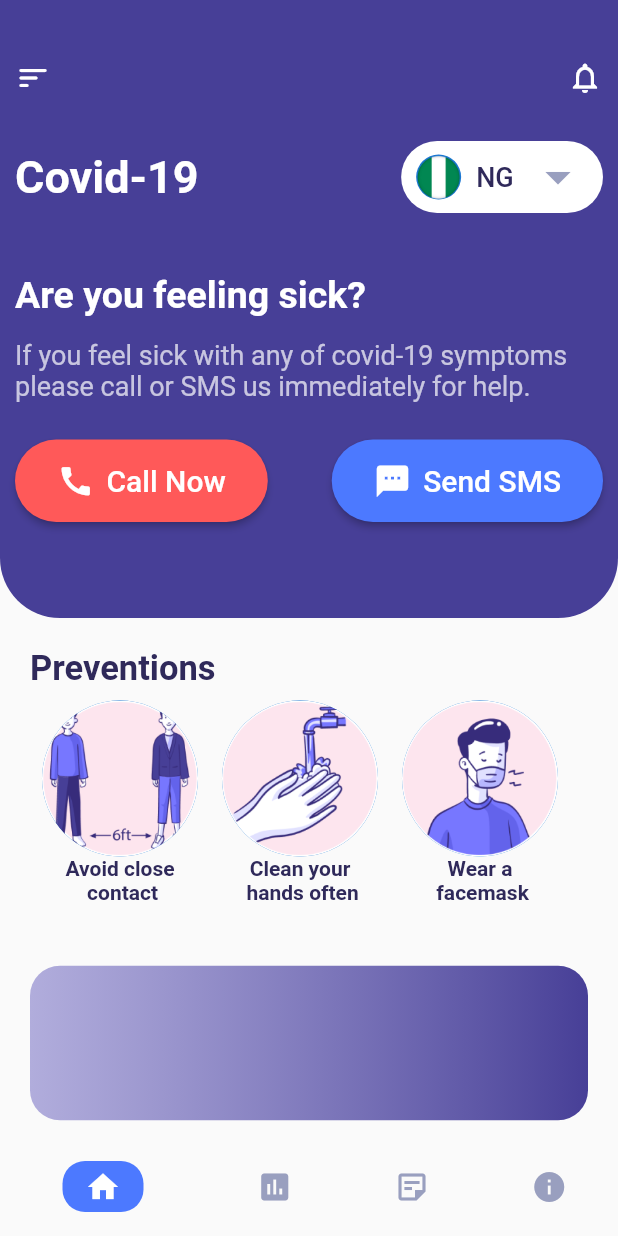
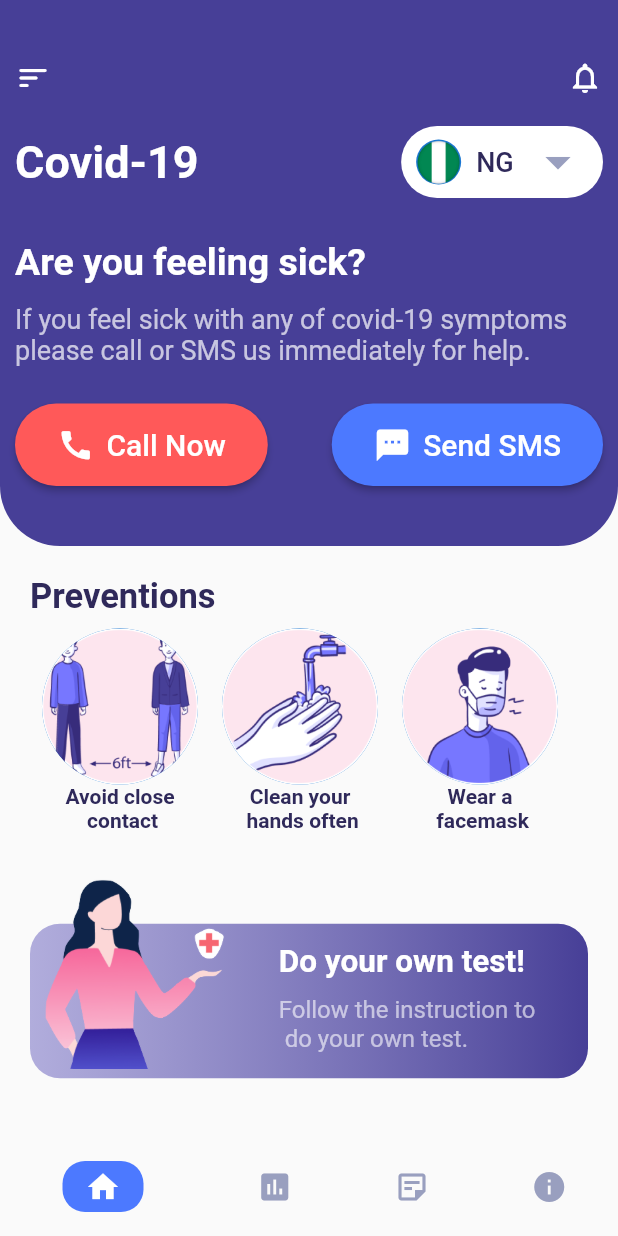
Before and after one commit to Atuoha/covid-19-ui, a Flutter app: the screen it shows after launch, on a phone screen of 412 x 824 dp. Run offline on Flutter 3.47's test engine with Material 2 defaults, Android fonts, the phone set to English and light mode, and no system bars.

Commit message:
done with home page

```diff
--- /dev/null
+++ b/lib/components/top_info.dart
@@ -0,0 +1,148 @@
+import 'package:flutter/foundation.dart';
+import 'package:flutter/material.dart';
+import '../constants/colors.dart';
+import 'country_dropdown.dart';
+
+class TopInfo extends StatelessWidget {
+  const TopInfo({Key? key}) : super(key: key);
+
+  Widget kElevatedButton(
+    IconData icon,
+    Function action,
+    Color color,
+    String title,
+  ) {
+    return ElevatedButton.icon(
+      style: ElevatedButton.styleFrom(
+        padding: const EdgeInsets.symmetric(
+          vertical: 15,
+          horizontal: 28,
+        ),
+        primary: color,
+        shape: RoundedRectangleBorder(
+          borderRadius: BorderRadius.circular(35),
+        ),
+      ),
+      label: Text(
+        title,
+        style: const TextStyle(
+          color: Colors.white,
+          fontSize: 20,
+        ),
+      ),
+      onPressed: () => action(),
+      icon: Icon(
+        icon,
+        color: Colors.white,
+        size: 25,
+      ),
+    );
+  }
+
+  void _callNow() {
+    if (kDebugMode) {
+      print('Call Now');
+    }
+  }
+
+  void _sendSMS() {
+    if (kDebugMode) {
+      print('Send SMS');
+    }
+  }
+
+  @override
+  Widget build(BuildContext context) {
+    return Container(
+      // margin:EdgeInsets
+      // height: size.height/2,
+      decoration: const BoxDecoration(
+        borderRadius: BorderRadius.only(
+          bottomLeft: Radius.circular(40),
+          bottomRight: Radius.circular(40),
+        ),
+        color: primaryColor,
+      ),
+      child: Padding(
+        padding: const EdgeInsets.symmetric(
+          horizontal: 10.0,
+          vertical: 40,
+        ),
+        child: Column(
+          crossAxisAlignment: CrossAxisAlignment.start,
+          children: [
+            Row(
+              mainAxisAlignment: MainAxisAlignment.spaceBetween,
+              children: [
+                InkWell(
+                  onTap: () => Scaffold.of(context).openDrawer(),
+                  child: const Icon(
+                    Icons.sort_rounded,
+                    color: Colors.white,
+                  ),
+                ),
+                const InkWell(
+                  onTap: null,
+                  child: Icon(
+                    Icons.notifications_none,
+                    color: Colors.white,
+                  ),
+                ),
+              ],
+            ),
+            const SizedBox(height: 20),
+            Row(
+              mainAxisAlignment: MainAxisAlignment.spaceBetween,
+              children: const [
+                Text(
+                  'Covid-19',
+                  style: TextStyle(
+                    color: Colors.white,
+                    fontWeight: FontWeight.bold,
+                    fontSize: 30,
+                  ),
+                ),
+                CountryDownDown()
+              ],
+            ),
+            const SizedBox(height: 28),
+            const Text(
+              'Are you feeling sick?',
+              style: TextStyle(
+                fontWeight: FontWeight.bold,
+                fontSize: 25,
+                color: Colors.white,
+              ),
+            ),
+            const SizedBox(height: 13),
+            const Text(
+              'If you feel sick with any of covid-19 symptoms please call or SMS us immediately for help.',
+              style: TextStyle(
+                color: Colors.white70,
+                fontSize: 18,
+              ),
+            ),
+            const SizedBox(height: 25),
+            Row(
+              mainAxisAlignment: MainAxisAlignment.spaceBetween,
+              children: [
+                kElevatedButton(
+                  Icons.call,
+                  _callNow,
+                  deathBg,
+                  'Call Now',
+                ),
+                kElevatedButton(
+                  Icons.sms,
+                  _sendSMS,
+                  accentColor,
+                  'Send SMS',
+                )
+              ],
+            )
+          ],
+        ),
+      ),
+    );
+  }
+}
--- a/lib/components/your_own_text_container.dart
+++ b/lib/components/your_own_text_container.dart
@@ -8,18 +8,50 @@ class YourOwnTest extends StatelessWidget {
   Widget build(BuildContext context) {
     var size = MediaQuery.of(context).size;
     return Padding(
-      padding: const EdgeInsets.symmetric(horizontal: 20.0),
-      child: Container(
+      padding: const EdgeInsets.symmetric(horizontal: 20.0, vertical: 20),
+      child: Stack(clipBehavior: Clip.none, children: [
+        Container(
           height: size.height / 8,
           decoration: BoxDecoration(
             borderRadius: BorderRadius.circular(20),
             gradient: const LinearGradient(
               colors: [klighterPrimaryColor, primaryColor],
-            end:Alignment.centerRight,
-            begin: Alignment.centerLeft
+              end: Alignment.centerRight,
+              begin: Alignment.centerLeft,
             ),
           ),
         ),
+        Positioned(
+          top: -30,
+          left: 10,
+          child: Image.asset('assets/images/own_test.png', width: 120),
+        ),
+        Positioned(
+          right: 35,
+          top: 13,
+          child: Column(
+            crossAxisAlignment: CrossAxisAlignment.start,
+            children: const [
+              Text(
+                'Do your own test!',
+                style: TextStyle(
+                  fontSize: 21,
+                  color: Colors.white,
+                  fontWeight: FontWeight.w600,
+                ),
+              ),
+              SizedBox(height: 10),
+              Text(
+                'Follow the instruction to\n do your own test.',
+                style: TextStyle(
+                  color: Colors.white60,
+                  fontSize: 16,
+                ),
+              )
+            ],
+          ),
+        )
+      ]),
     );
   }
 }
--- a/lib/screens/bottom_nav.dart
+++ b/lib/screens/bottom_nav.dart
@@ -16,11 +16,11 @@ class BottomNav extends StatefulWidget {
 
 class _BottomNavState extends State<BottomNav> {
   int currentIndex = 0;
-  final _pages =  [
-     HomeScreen(),
-    const StatisticsScreen(),
-    const DocumentScreen(),
-    const InformationScreen(),
+  final _pages = const [
+    HomeScreen(),
+    StatisticsScreen(),
+    DocumentScreen(),
+    InformationScreen(),
   ];
 
   void _changeIndex(index) {
@@ -51,7 +51,7 @@ class _BottomNavState extends State<BottomNav> {
         items: [
           BottomNavigationBarItem(
             icon: Container(
-              padding: const EdgeInsets.symmetric(horizontal:15,vertical:5),
+              padding: const EdgeInsets.symmetric(horizontal: 15, vertical: 5),
               decoration: BoxDecoration(
                 borderRadius: BorderRadius.circular(15),
                 color: currentIndex == 0 ? accentColor : Colors.transparent,
@@ -62,7 +62,7 @@ class _BottomNavState extends State<BottomNav> {
           ),
           BottomNavigationBarItem(
             icon: Container(
-              padding: const EdgeInsets.symmetric(horizontal:15,vertical:5),
+              padding: const EdgeInsets.symmetric(horizontal: 15, vertical: 5),
               decoration: BoxDecoration(
                 borderRadius: BorderRadius.circular(15),
                 color: currentIndex == 1 ? accentColor : Colors.transparent,
@@ -73,7 +73,7 @@ class _BottomNavState extends State<BottomNav> {
           ),
           BottomNavigationBarItem(
             icon: Container(
-              padding: const EdgeInsets.symmetric(horizontal:15,vertical:5),
+              padding: const EdgeInsets.symmetric(horizontal: 15, vertical: 5),
               decoration: BoxDecoration(
                 borderRadius: BorderRadius.circular(15),
                 color: currentIndex == 2 ? accentColor : Colors.transparent,
@@ -84,7 +84,7 @@ class _BottomNavState extends State<BottomNav> {
           ),
           BottomNavigationBarItem(
             icon: Container(
-              padding: const EdgeInsets.symmetric(horizontal:15,vertical:5),
+              padding: const EdgeInsets.symmetric(horizontal: 15, vertical: 5),
               decoration: BoxDecoration(
                 borderRadius: BorderRadius.circular(15),
                 color: currentIndex == 3 ? accentColor : Colors.transparent,
--- a/lib/screens/home_screen.dart
+++ b/lib/screens/home_screen.dart
@@ -1,159 +1,19 @@
+import 'package:covid19_dashboard/components/top_info.dart';
 import 'package:covid19_dashboard/components/your_own_text_container.dart';
-import 'package:flutter/foundation.dart';
 import 'package:flutter/material.dart';
-
-import '../components/country_dropdown.dart';
 import '../components/preventions.dart';
-import '../constants/colors.dart';
 
 class HomeScreen extends StatelessWidget {
-  HomeScreen({Key? key}) : super(key: key);
-
-  Widget kElevatedButton(
-    IconData icon,
-    Function action,
-    Color color,
-    String title,
-  ) {
-    return ElevatedButton.icon(
-      style: ElevatedButton.styleFrom(
-        padding: const EdgeInsets.symmetric(
-          vertical: 15,
-          horizontal: 28,
-        ),
-        primary: color,
-        shape: RoundedRectangleBorder(
-          borderRadius: BorderRadius.circular(35),
-        ),
-      ),
-      label: Text(
-        title,
-        style: const TextStyle(
-          color: Colors.white,
-          fontSize: 20,
-        ),
-      ),
-      onPressed: () => action(),
-      icon: Icon(
-        icon,
-        color: Colors.white,
-        size: 25,
-      ),
-    );
-  }
-
-  void _callNow() {
-    if (kDebugMode) {
-      print('Call Now');
-    }
-  }
-
-  void _sendSMS() {
-    if (kDebugMode) {
-      print('Send SMS');
-    }
-  }
+  const HomeScreen({Key? key}) : super(key: key);
 
   @override
   Widget build(BuildContext context) {
-    var size = MediaQuery.of(context).size;
-
     return Column(
       crossAxisAlignment: CrossAxisAlignment.start,
       children: [
-        Container(
-          // margin:EdgeInsets
-          height: size.height/2,
-          decoration: const BoxDecoration(
-            borderRadius: BorderRadius.only(
-              bottomLeft: Radius.circular(40),
-              bottomRight: Radius.circular(40),
-            ),
-            color: primaryColor,
-          ),
-          child: Padding(
-            padding: const EdgeInsets.symmetric(
-              horizontal: 10.0,
-              vertical: 40,
-            ),
-            child: Column(
-              crossAxisAlignment: CrossAxisAlignment.start,
-              children: [
-                Row(
-                  mainAxisAlignment: MainAxisAlignment.spaceBetween,
-                  children: [
-                    InkWell(
-                      onTap: () => Scaffold.of(context).openDrawer(),
-                      child: const Icon(
-                        Icons.sort_rounded,
-                        color: Colors.white,
-                      ),
-                    ),
-                    const InkWell(
-                      onTap: null,
-                      child: Icon(
-                        Icons.notifications_none,
-                        color: Colors.white,
-                      ),
-                    ),
-                  ],
-                ),
-                const SizedBox(height: 30),
-                Row(
-                  mainAxisAlignment: MainAxisAlignment.spaceBetween,
-                  children: const [
-                    Text(
-                      'Covid-19',
-                      style: TextStyle(
-                        color: Colors.white,
-                        fontWeight: FontWeight.bold,
-                        fontSize: 30,
-                      ),
-                    ),
-                    CountryDownDown()
-                  ],
-                ),
-                const SizedBox(height: 40),
-                const Text(
-                  'Are you feeling sick?',
-                  style: TextStyle(
-                    fontWeight: FontWeight.bold,
-                    fontSize: 25,
-                    color: Colors.white,
-                  ),
-                ),
-                const SizedBox(height: 15),
-                const Text(
-                  'If you feel sick with any of covid-19 symptoms please call or SMS us immediately for help.',
-                  style: TextStyle(
-                    color: Colors.white70,
-                    fontSize: 18,
-                  ),
-                ),
-                const SizedBox(height:25),
-                Row(
-                  mainAxisAlignment: MainAxisAlignment.spaceBetween,
-                  children: [
-                    kElevatedButton(
-                      Icons.call,
-                      _callNow,
-                      deathBg,
-                      'Call Now',
-                    ),
-                    kElevatedButton(
-                      Icons.sms,
-                      _sendSMS,
-                      accentColor,
-                      'Send SMS',
-                    )
-                  ],
-                )
-              ],
-            ),
-          ),
-        ),
+        const TopInfo(),
         Preventions(),
-        YourOwnTest(),
+        const YourOwnTest(),
       ],
     );
   }
```
Also changed, not shown: Screenshot_20220808_133352.png (added). Lines whose indentation alone changed are shown as unchanged.
